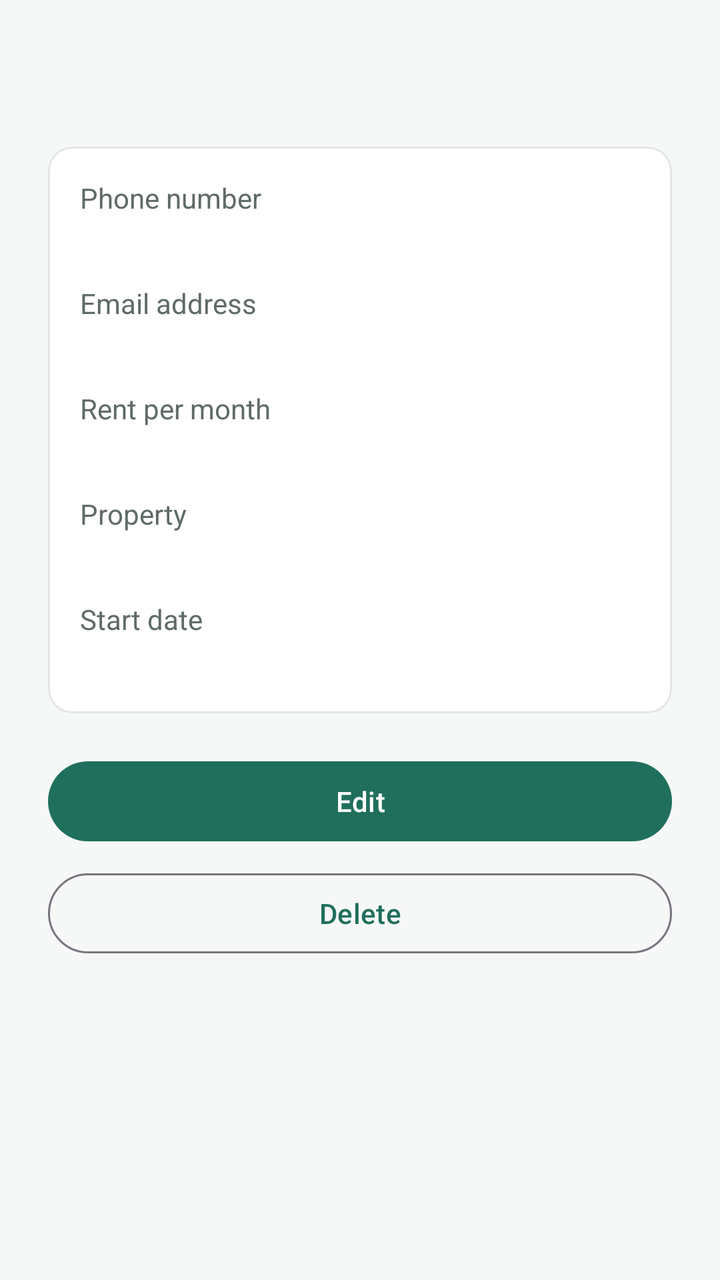
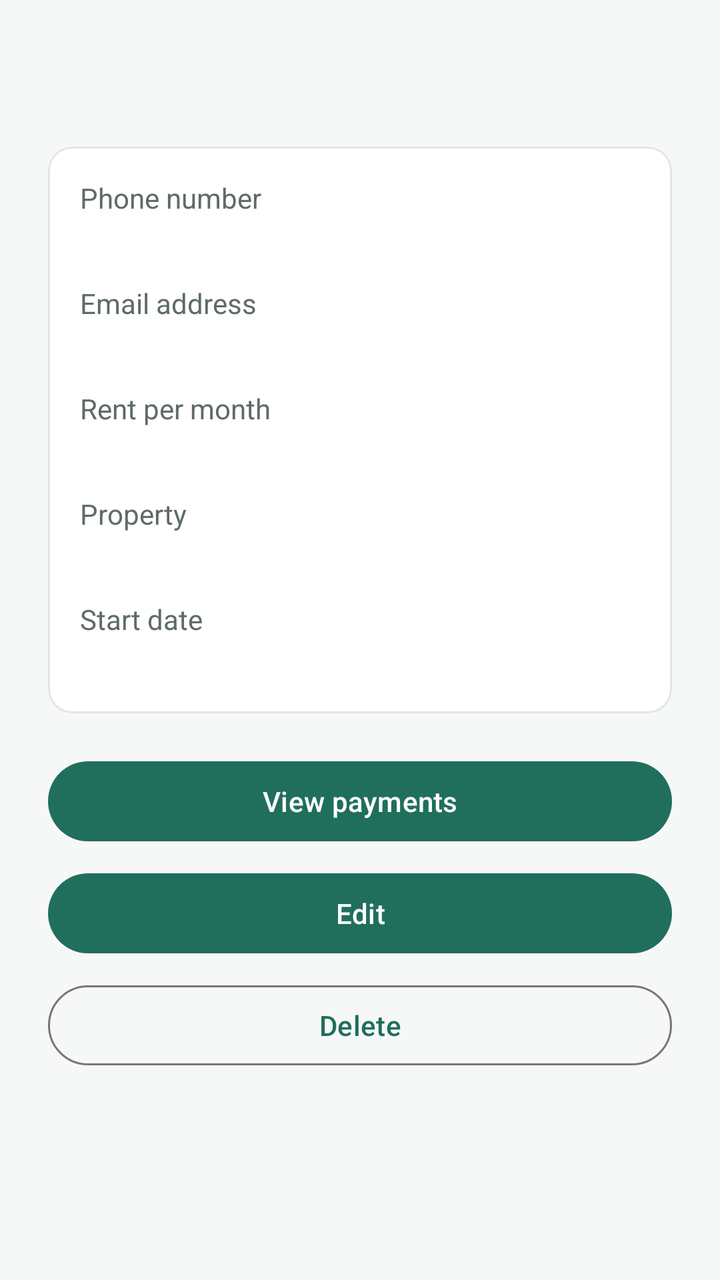

An Android layout rendered at two revisions. The XML below is the earlier revision; the diff shows what the commit changed to produce the second picture.
<!-- AndroidManifest.xml: application theme Theme.PropertyManagement -->
<!-- res/layout/fragment_tenant_details.xml -->
<?xml version="1.0" encoding="utf-8"?>
<ScrollView xmlns:android="http://schemas.android.com/apk/res/android"
    xmlns:app="http://schemas.android.com/apk/res-auto"
    android:layout_width="match_parent"
    android:layout_height="match_parent"
    android:background="@color/background">

    <LinearLayout
        android:layout_width="match_parent"
        android:layout_height="wrap_content"
        android:orientation="vertical"
        android:padding="24dp">

        <TextView
            android:id="@+id/tenantName"
            android:layout_width="match_parent"
            android:layout_height="wrap_content"
            android:textColor="@color/text_primary"
            android:textSize="22sp"
            android:textStyle="bold" />

        <com.google.android.material.card.MaterialCardView
            android:layout_width="match_parent"
            android:layout_height="wrap_content"
            android:layout_marginTop="20dp"
            app:cardCornerRadius="12dp"
            app:cardElevation="0dp"
            app:strokeColor="@color/divider"
            app:strokeWidth="1dp">

            <LinearLayout
                android:layout_width="match_parent"
                android:layout_height="wrap_content"
                android:orientation="vertical"
                android:padding="16dp">

                <TextView
                    style="@style/CardTitle"
                    android:layout_width="wrap_content"
                    android:layout_height="wrap_content"
                    android:text="@string/tenant_phone_hint" />

                <TextView
                    android:id="@+id/tenantPhone"
                    android:layout_width="wrap_content"
                    android:layout_height="wrap_content"
                    android:textColor="@color/text_primary"
                    android:textSize="16sp" />

                <TextView
                    style="@style/CardTitle"
                    android:layout_width="wrap_content"
                    android:layout_height="wrap_content"
                    android:layout_marginTop="12dp"
                    android:text="@string/tenant_email_hint" />

                <TextView
                    android:id="@+id/tenantEmail"
                    android:layout_width="wrap_content"
                    android:layout_height="wrap_content"
                    android:textColor="@color/text_primary"
                    android:textSize="16sp" />

                <TextView
                    style="@style/CardTitle"
                    android:layout_width="wrap_content"
                    android:layout_height="wrap_content"
                    android:layout_marginTop="12dp"
                    android:text="@string/tenant_rent_hint" />

                <TextView
                    android:id="@+id/tenantRent"
                    android:layout_width="wrap_content"
                    android:layout_height="wrap_content"
                    android:textColor="@color/primary"
                    android:textSize="16sp"
                    android:textStyle="bold" />

                <TextView
                    style="@style/CardTitle"
                    android:layout_width="wrap_content"
                    android:layout_height="wrap_content"
                    android:layout_marginTop="12dp"
                    android:text="@string/tenant_property_hint" />

                <TextView
                    android:id="@+id/tenantProperty"
                    android:layout_width="wrap_content"
                    android:layout_height="wrap_content"
                    android:textColor="@color/text_primary"
                    android:textSize="16sp" />

                <TextView
                    style="@style/CardTitle"
                    android:layout_width="wrap_content"
                    android:layout_height="wrap_content"
                    android:layout_marginTop="12dp"
                    android:text="@string/tenant_start_date_hint" />

                <TextView
                    android:id="@+id/tenantStartDate"
                    android:layout_width="wrap_content"
                    android:layout_height="wrap_content"
                    android:textColor="@color/text_primary"
                    android:textSize="16sp" />
            </LinearLayout>
        </com.google.android.material.card.MaterialCardView>

        <com.google.android.material.button.MaterialButton
            android:id="@+id/editButton"
            android:layout_width="match_parent"
            android:layout_height="wrap_content"
            android:layout_marginTop="20dp"
            android:text="@string/edit" />

        <com.google.android.material.button.MaterialButton
            android:id="@+id/deleteButton"
            style="@style/Widget.Material3.Button.OutlinedButton"
            android:layout_width="match_parent"
            android:layout_height="wrap_content"
            android:layout_marginTop="8dp"
            android:text="@string/delete" />
    </LinearLayout>
</ScrollView>
<!-- resources referenced by this layout -->
<resources>
  <color name="background">#F6F8F7</color>
  <color name="divider">#E1E6E4</color>
  <color name="primary">#1F6F5C</color>
  <color name="text_primary">#1B1B1B</color>
  <string name="delete">Delete</string>
  <string name="edit">Edit</string>
  <string name="tenant_email_hint">Email address</string>
  <string name="tenant_phone_hint">Phone number</string>
  <string name="tenant_property_hint">Property</string>
  <string name="tenant_rent_hint">Rent per month</string>
  <string name="tenant_start_date_hint">Start date</string>
  <style name="CardTitle">
          <item name="android:textSize">14sp</item>
          <item name="android:textColor">@color/text_secondary</item>
      </style>
  <style name="Theme.PropertyManagement" parent="Theme.Material3.DayNight.NoActionBar">
          <item name="colorPrimary">@color/primary</item>
          <item name="colorOnPrimary">@color/white</item>
          <item name="colorSecondary">@color/secondary</item>
          <item name="colorOnSecondary">@color/white</item>
          <item name="android:colorBackground">@color/background</item>
          <item name="colorSurface">@color/surface</item>
          <item name="android:statusBarColor" tools:targetApi="l">@color/primary_dark</item>
      </style>
  <color name="text_secondary">#5F6B66</color>
  <color name="white">#FFFFFF</color>
  <color name="secondary">#E07A3F</color>
  <color name="surface">#FFFFFF</color>
  <color name="primary_dark">#14503F</color>
</resources>

<!-- the commit's change to res/layout/fragment_tenant_details.xml (unified diff, before → after) -->
@@ -107,10 +107,17 @@
         </com.google.android.material.card.MaterialCardView>
 
         <com.google.android.material.button.MaterialButton
+            android:id="@+id/paymentsButton"
+            android:layout_width="match_parent"
+            android:layout_height="wrap_content"
+            android:layout_marginTop="20dp"
+            android:text="@string/view_payments" />
+
+        <com.google.android.material.button.MaterialButton
             android:id="@+id/editButton"
             android:layout_width="match_parent"
             android:layout_height="wrap_content"
-            android:layout_marginTop="20dp"
+            android:layout_marginTop="8dp"
             android:text="@string/edit" />
 
         <com.google.android.material.button.MaterialButton
<!-- resource entries referenced after the edit -->
@@ -11,6 +11,7 @@
   <string name="tenant_property_hint">Property</string>
   <string name="tenant_rent_hint">Rent per month</string>
   <string name="tenant_start_date_hint">Start date</string>
+  <string name="view_payments">View payments</string>
   <style name="CardTitle">
           <item name="android:textSize">14sp</item>
           <item name="android:textColor">@color/text_secondary</item>
